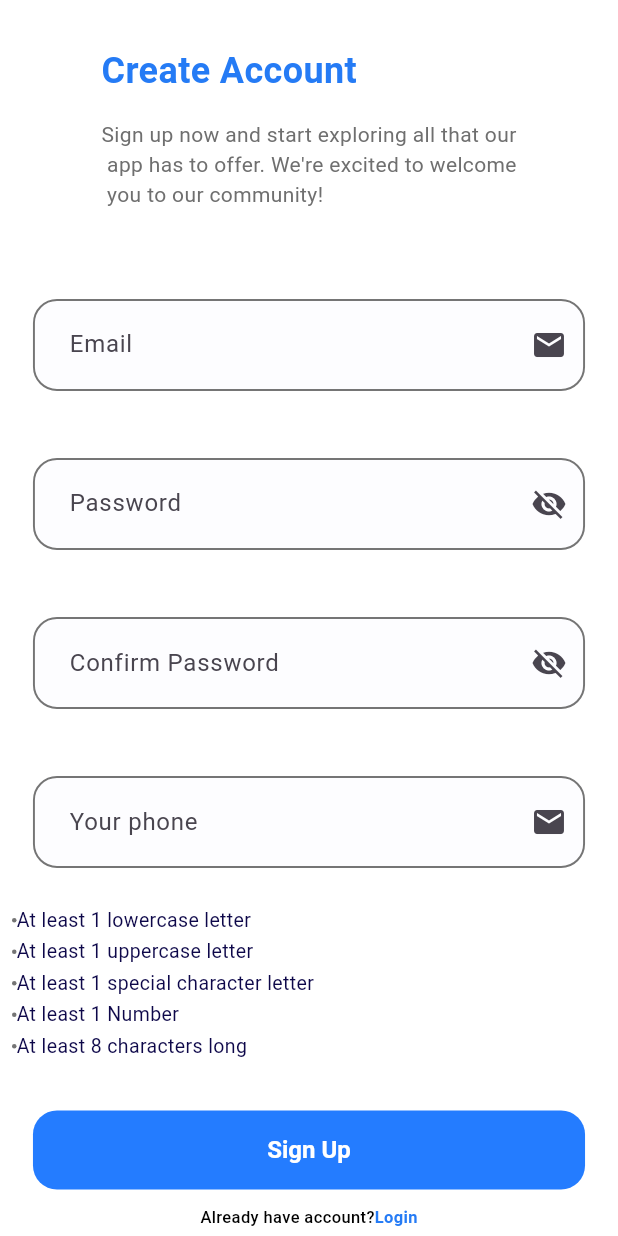
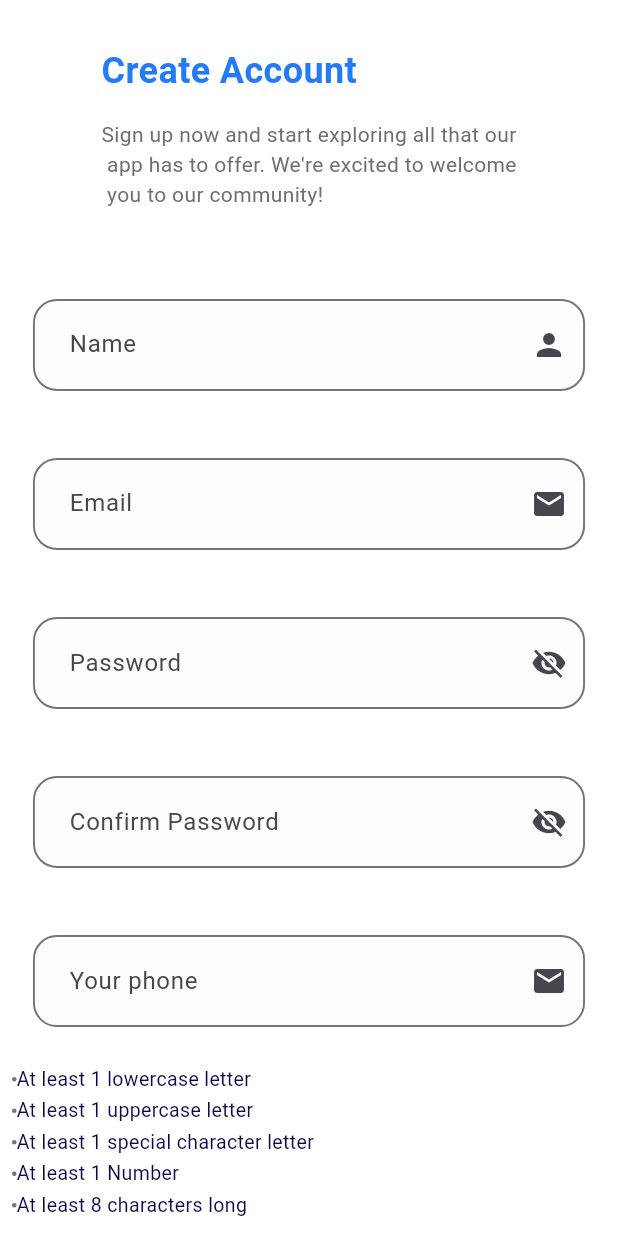
Before and after one commit to Ali-Khaled-Apu-Alenen/advanced_flutter, a Flutter app: the Signup screen opened by its route, on a phone screen of 412 x 824 dp. Run offline on Flutter 3.47's test engine with Material 3 defaults, Android fonts, the phone set to English and light mode, and no system bars; our stand-ins replace bloc, dio, flutter_bloc, flutter_screenutil, flutter_svg, freezed_annotation and 3 more; generated files the repository leaves out were written again.

```diff
--- a/lib/core/networking/api_constants.dart
+++ b/lib/core/networking/api_constants.dart
@@ -1,5 +1,5 @@
 class ConstantsApi {
   static const String paseURL = "https://vcare.integration25.com/api/";
   static const String login = "auth/login";
-  static const String signup = "auth/signup";
+  static const String signup = "auth/register";
 }
--- a/lib/features/sign_up/ui/sign_up.dart
+++ b/lib/features/sign_up/ui/sign_up.dart
@@ -1,6 +1,7 @@
 import 'package:advanced_flutter/core/widgets/buttonwidgetfunc.dart';
 import 'package:advanced_flutter/features/sign_up/logic/sign_up_cubit.dart';
 import 'package:advanced_flutter/features/sign_up/ui/widgets/have_an_account.dart';
+import 'package:advanced_flutter/features/sign_up/ui/widgets/signup_bloc_listener.dart';
 import 'package:advanced_flutter/features/sign_up/ui/widgets/signup_content_text.dart';
 import 'package:advanced_flutter/features/sign_up/ui/widgets/signup_text_form.dart';
 import 'package:flutter/material.dart';
@@ -32,6 +33,7 @@ class Signup extends StatelessWidget {
                 ),
               ),
               HaveAnAccount(),
+              SignupBlocListener(),
             ],
           ),
         ),
--- a/lib/features/sign_up/ui/widgets/signup_text_form.dart
+++ b/lib/features/sign_up/ui/widgets/signup_text_form.dart
@@ -50,6 +50,21 @@ class _nameState extends State<SignUpTextForm> {
       child: Column(
         crossAxisAlignment: CrossAxisAlignment.start,
         children: [
+
+          Padding(
+            padding: EdgeInsets.symmetric(horizontal: 20.w, vertical: 17.h),
+            child: TextFormFunc(
+              hintName: "Name",
+              suffixIcon: Icon(Icons.person),
+              controller: context.read<SignUpCubit>().name,
+              validate: (value) {
+                if (value == null || value.isEmpty) {
+                  return "Please enter valid Name";
+                }
+              },
+            ),
+          ),
+          SizedBox(height: 10.h),
           Padding(
             padding: EdgeInsets.symmetric(horizontal: 20.w, vertical: 17.h),
             child: TextFormFunc(
```
Also changed, not shown: lib/features/sign_up/data/model/sign_up_response.dart (+20 -5 lines), lib/features/sign_up/ui/widgets/signup_bloc_listener.dart (+7 -1 lines), lib/main.dart (+9 -8 lines), lib/main_development.dart (added, +10 -0 lines), lib/main_production.dart (added, +10 -0 lines), flutter_01.png (added), lib/core/networking/api_services.g.dart, lib/features/sign_up/data/model/sign_up_response.g.dart, 3 other files.
